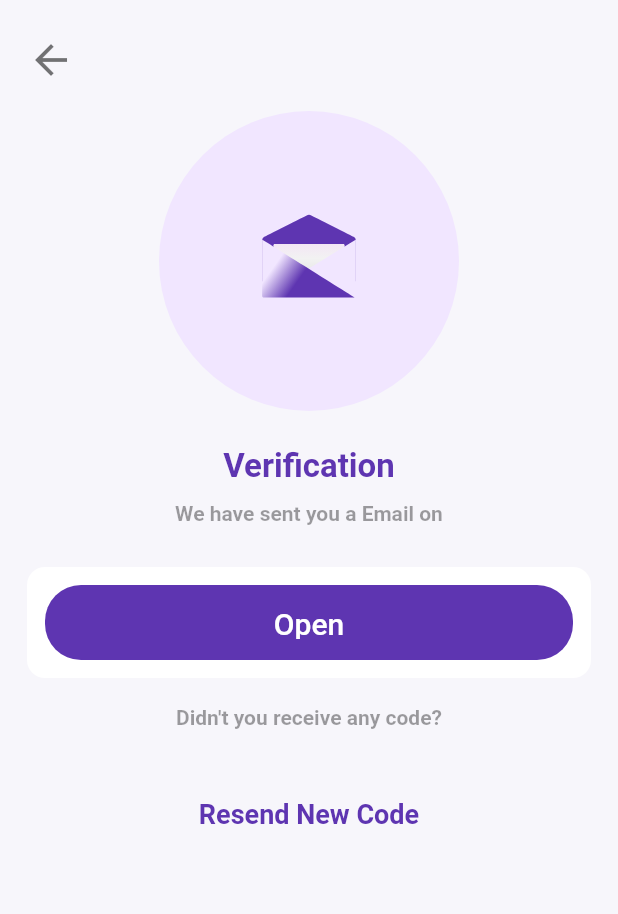
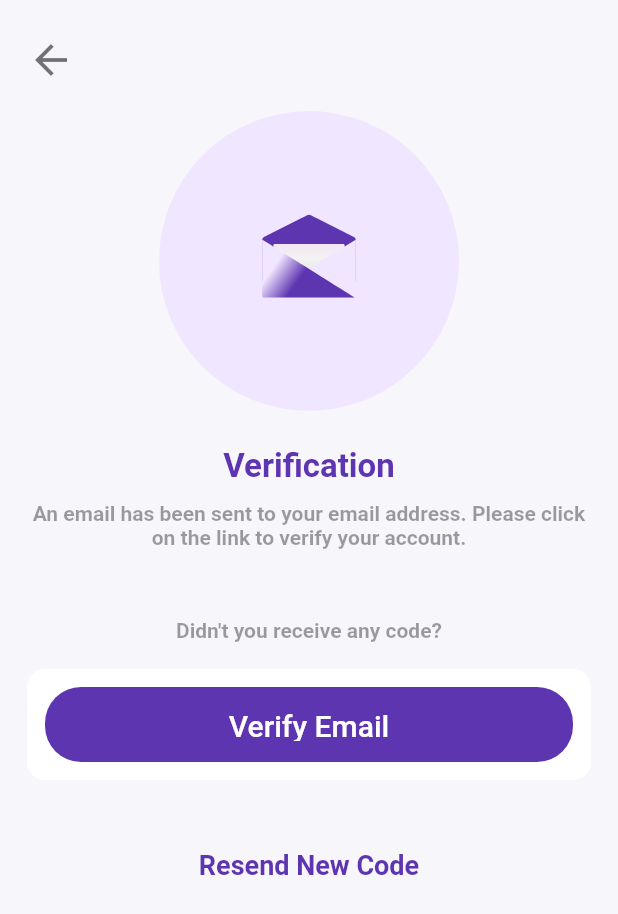
Before and after one commit to Zeel28/News-Everyday, a Flutter app: the EmailVerificationScreen screen opened directly, on a phone screen of 412 x 824 dp. Shown: the top 914 px of the screen. Run offline on Flutter 3.47's test engine with Material 2 defaults, Android fonts, the phone set to English and light mode, and no system bars; our stand-ins replace cached_network_image, carousel_slider, cloud_firestore, firebase_auth, firebase_core, flutter_otp_text_field and 11 more; missing offline and left inert: fl_country_code_picker, splash_screen_view; accounts and stored records are empty; network calls fail.

Commit message:
add Email Verification screen

```diff
--- a/lib/ui/Screens/Profile/components/profile_card.dart
+++ b/lib/ui/Screens/Profile/components/profile_card.dart
@@ -26,7 +26,7 @@ class ProfileCard extends StatelessWidget {
             color: Colors.grey.shade200,
             blurRadius: 2.0,
             spreadRadius: 2.0,
-            offset: Offset(
+            offset: const Offset(
               5.0,
               5.0,
             ),
@@ -56,9 +56,9 @@ class ProfileCard extends StatelessWidget {
                 crossAxisAlignment: CrossAxisAlignment.start,
                 children: [
                   Text(_userData!['name'],style: TextStyle(fontSize: 23,fontWeight: FontWeight.w500),),
-                  SizedBox(height: 10,),
+                  const SizedBox(height: 10,),
                   Text(_userData!['email']),
-                  SizedBox(height: 10,),
+                  const SizedBox(height: 10,),
                   Text(_userData!['phone']),
                 ],
               ),
--- a/lib/ui/Screens/Profile/pages/privacy_policy.dart
+++ b/lib/ui/Screens/Profile/pages/privacy_policy.dart
@@ -1,6 +1,5 @@
 import 'package:flutter/material.dart';
 import 'package:get/get.dart';
-import 'package:get/get_core/src/get_main.dart';
 import '../../../theme/colors.dart';
 
 class PrivacyPolicy extends StatelessWidget {
@@ -24,8 +23,9 @@ class PrivacyPolicy extends StatelessWidget {
               style: TextStyle(color: primaryColor, letterSpacing: 1)),
         ),
         body: SingleChildScrollView(
+          physics: const BouncingScrollPhysics(),
           child: Padding(
-            padding: EdgeInsets.all(10),
+            padding: const EdgeInsets.all(14),
             child: Column(
               crossAxisAlignment: CrossAxisAlignment.start,
               mainAxisAlignment: MainAxisAlignment.start,
--- a/lib/ui/Screens/Profile/profile_page.dart
+++ b/lib/ui/Screens/Profile/profile_page.dart
@@ -5,7 +5,7 @@ import '../../../utils/message.dart';
 import '../../theme/colors.dart';
 import 'components/Gereral_section.dart';
 import 'components/feedback_section.dart';
-import 'components/logout.dart';
+import 'components/logout_button.dart';
 import 'components/profile_card.dart';
 
 class ProfileScreen extends StatelessWidget {
--- a/lib/ui/Screens/authentication_pages/Signup/components/signup_form.dart
+++ b/lib/ui/Screens/authentication_pages/Signup/components/signup_form.dart
@@ -70,7 +70,7 @@ class SignUpForm extends StatelessWidget {
               MessageDialog().progressIndicator(context);
               if (_formKey.currentState!.validate()) {}
               AuthController().signUp(
-                  emailController.text.trim(), passwordController.text.trim(), passwordController.text);
+                  emailController.text.trim(), passwordController.text.trim());
             },
             child: Text(
               "Sign up".toUpperCase(),
--- a/lib/ui/Screens/authentication_pages/Signup/email_verification.dart
+++ b/lib/ui/Screens/authentication_pages/Signup/email_verification.dart
@@ -1,51 +1,13 @@
-import 'dart:async';
-
-import 'package:firebase_auth/firebase_auth.dart';
 import 'package:flutter/material.dart';
 import 'package:get/get.dart';
-
 import 'package:lottie/lottie.dart';
+import '../../../../controller/auth_controller.dart';
+import '../../../../utils/message.dart';
 import '../../../theme/colors.dart';
 
-class EmailVerificationScreen extends StatefulWidget {
-  EmailVerificationScreen({Key? key}) : super(key: key);
+class EmailVerificationScreen extends StatelessWidget {
+  const EmailVerificationScreen({Key? key}) : super(key: key);
 
-  @override
-  State<EmailVerificationScreen> createState() => _EmailVerificationScreenState();
-}
-
-class _EmailVerificationScreenState extends State<EmailVerificationScreen> {
-  bool isEmailVerified = false;
-  Timer? timer;
-  @override
-  void initState() {
-    // TODO: implement initState
-    super.initState();
-    timer =
-        Timer.periodic(const Duration(seconds: 10), (_) => checkEmailVerified());
-  }
-
-  checkEmailVerified() async {
-    await FirebaseAuth.instance.currentUser?.reload();
-    setState(() {
-      isEmailVerified = FirebaseAuth.instance.currentUser!.emailVerified;
-    });
-
-    if (isEmailVerified) {
-      // TODO: implement your code after email verification
-      // ignore: use_build_context_synchronously
-       ScaffoldMessenger.of(context)
-          .showSnackBar(SnackBar(content: Text("Email Successfully Verified")));
-      timer?.cancel();
-    }
-  }
-
-  @override
-  void dispose() {
-    // TODO: implement dispose
-    timer?.cancel();
-    super.dispose();
-  }
   @override
   Widget build(BuildContext context) {
     return Scaffold(
@@ -93,7 +55,7 @@ class _EmailVerificationScreenState extends State<EmailVerificationScreen> {
                 height: 10,
               ),
               const Text(
-                "We have sent you a Email on ",
+                "An email has been sent to your email address. Please click on the link to verify your account.",
                 style: TextStyle(
                   fontSize: 14,
                   fontWeight: FontWeight.bold,
@@ -103,46 +65,6 @@ class _EmailVerificationScreenState extends State<EmailVerificationScreen> {
               ),
               const SizedBox(
                 height: 28,
-              ),
-              Container(
-                padding: EdgeInsets.all(12),
-                decoration: BoxDecoration(
-                  color: Colors.white,
-                  borderRadius: BorderRadius.circular(12),
-                ),
-                child: Column(
-                  children: [
-                    SizedBox(
-                      width: double.infinity,
-                      child: ElevatedButton(
-                        onPressed: () async {
-                          FirebaseAuth.instance.currentUser?.sendEmailVerification();
-
-                        },
-                        style: ButtonStyle(
-                          foregroundColor:
-                              MaterialStateProperty.all<Color>(Colors.white),
-                          backgroundColor:
-                              MaterialStateProperty.all<Color>(primaryColor),
-                          shape:
-                              MaterialStateProperty.all<RoundedRectangleBorder>(
-                            RoundedRectangleBorder(
-                              borderRadius: BorderRadius.circular(24.0),
-                            ),
-                          ),
-                        ),
-                        child: const Padding(
-                          padding: EdgeInsets.all(14.0),
-                          child: Text(
-
-                            "Open",
-                            style: TextStyle(color: Colors.white, fontSize: 20),
-                          ),
-                        ),
-                      ),
-                    )
-                  ],
-                ),
               ),
               const SizedBox(
                 height: 18,
@@ -160,14 +82,69 @@ class _EmailVerificationScreenState extends State<EmailVerificationScreen> {
                 height: 18,
               ),
               Container(
+                padding: EdgeInsets.all(12),
+                decoration: BoxDecoration(
+                  color: Colors.white,
+                  borderRadius: BorderRadius.circular(12),
+                ),
+                child: Column(
+                  children: [
+                    SizedBox(
+                      width: double.infinity,
+                      child: ElevatedButton(
+                        onPressed: () async {
+                          try {
+                            AuthController().verifyEmail();
+                          } catch (e) {
+                            MessageDialog().snackBarGetCut(
+                              "Error",
+                              "Failed to verify email.",
+                            );
+                          }
+                        },
+                        style: ButtonStyle(
+                          foregroundColor:
+                          MaterialStateProperty.all<Color>(Colors.white),
+                          backgroundColor:
+                          MaterialStateProperty.all<Color>(primaryColor),
+                          shape:
+                          MaterialStateProperty.all<RoundedRectangleBorder>(
+                            RoundedRectangleBorder(
+                              borderRadius: BorderRadius.circular(24.0),
+                            ),
+                          ),
+                        ),
+                        child: const Padding(
+                          padding: EdgeInsets.all(14.0),
+                          child: Text(
+                            "Verify Email",
+                            style: TextStyle(color: Colors.white, fontSize: 20),
+                          ),
+                        ),
+                      ),
+                    )
+                  ],
+                ),
+              ),
+              const SizedBox(
+                height: 18,
+              ),
+              Container(
                 width: double.infinity,
                 padding: EdgeInsets.all(14.0),
                 child: ElevatedButton(
-                  onPressed: () {
+                  onPressed: () async {
                     try {
-                      FirebaseAuth.instance.currentUser?.sendEmailVerification();
+                      await AuthController.to.sendEmailVerification();
+                      MessageDialog().snackBarGetCut(
+                        "Email sent",
+                        "Please check your email to verify your account.",
+                      );
                     } catch (e) {
-                      debugPrint('$e');
+                      MessageDialog().snackBarGetCut(
+                        "Error",
+                        "Failed to send email verification.",
+                      );
                     }
                   },
                   style: ButtonStyle(
@@ -199,83 +176,4 @@ class _EmailVerificationScreenState extends State<EmailVerificationScreen> {
       ),
     );
   }
-
-
 }
-
-// class EmailVerificationScreen extends StatefulWidget {
-//   const EmailVerificationScreen({Key? key}) : super(key: key);
-//
-//   @override
-//   State<EmailVerificationScreen> createState() =>
-//       _EmailVerificationScreenState();
-// }
-//
-// class _EmailVerificationScreenState extends State<EmailVerificationScreen> {
-//   bool isEmailVerified = false;
-//   Timer? timer;
-//   @override
-//   void initState() {
-//     // TODO: implement initState
-//     super.initState();
-//     FirebaseAuth.instance.currentUser?.sendEmailVerification();
-//     timer =
-//         Timer.periodic(const Duration(seconds: 3), (_) => checkEmailVerified());
-//   }
-//
-//   checkEmailVerified() async {
-//     await FirebaseAuth.instance.currentUser?.reload();
-//
-//     setState(() {
-//       isEmailVerified = FirebaseAuth.instance.currentUser!.emailVerified;
-//     });
-//
-//     if (isEmailVerified) {
-//       // TODO: implement your code after email verification
-//       ScaffoldMessenger.of(context)
-//           .showSnackBar(SnackBar(content: Text("Email Successfully Verified")));
-//       timer?.cancel();
-//     }
-//   }
-//
-//   @override
-//   void dispose() {
-//     // TODO: implement dispose
-//     timer?.cancel();
-//     super.dispose();
-//   }
-//
-//   @override
-//   Widget build(BuildContext context) {
-//     return SafeArea(
-//       child: Scaffold(
-//         body: SingleChildScrollView(
-//           child: Column(
-//             crossAxisAlignment: CrossAxisAlignment.center,
-//             children: [
-//               const SizedBox(height: 35),
-//               const SizedBox(height: 30),
-//               const Center(
-//                 child: Text(
-//                   'Check your \n Email',
-//                   textAlign: TextAlign.center,
-//                 ),
-//               ),
-//               const SizedBox(height: 8),
-//               Padding(
-//                 padding: const EdgeInsets.symmetric(horizontal: 32.0),
-//                 child: Center(
-//                   child: Text(
-//                     // 'We have sent you a Email on  ${auth.currentUser?.email}',
-//                     'We have sent you a Email on  ',
-//                     textAlign: TextAlign.center,
-//                   ),
-//                 ),
-//               ),
-//             ],
-//           ),
-//         ),
-//       ),
-//     );
-//   }
-// }
```
Also changed, not shown: lib/controller/auth_controller.dart (+42 -12 lines), lib/ui/Screens/Profile/components/Gereral_section.dart (+27 -18 lines), lib/ui/Screens/Profile/components/logout_button.dart (renamed from lib/ui/Screens/Profile/components/logout.dart).
